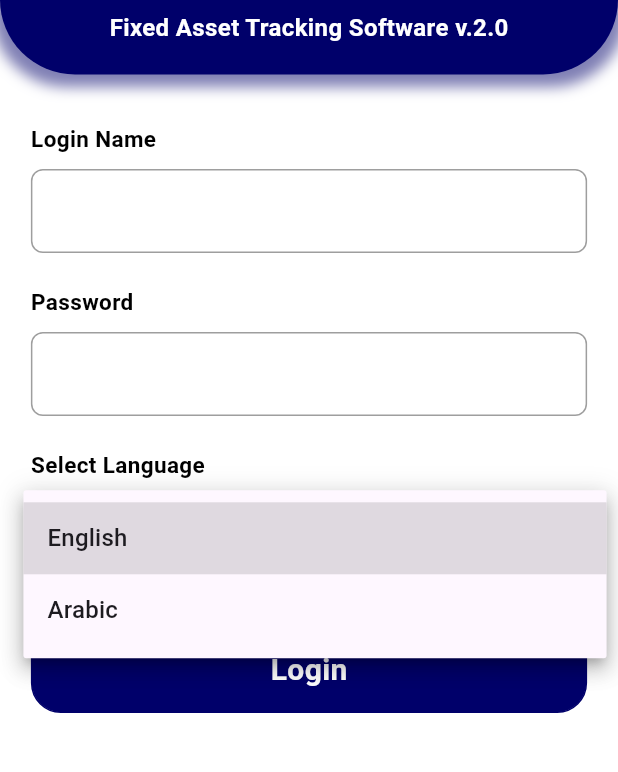
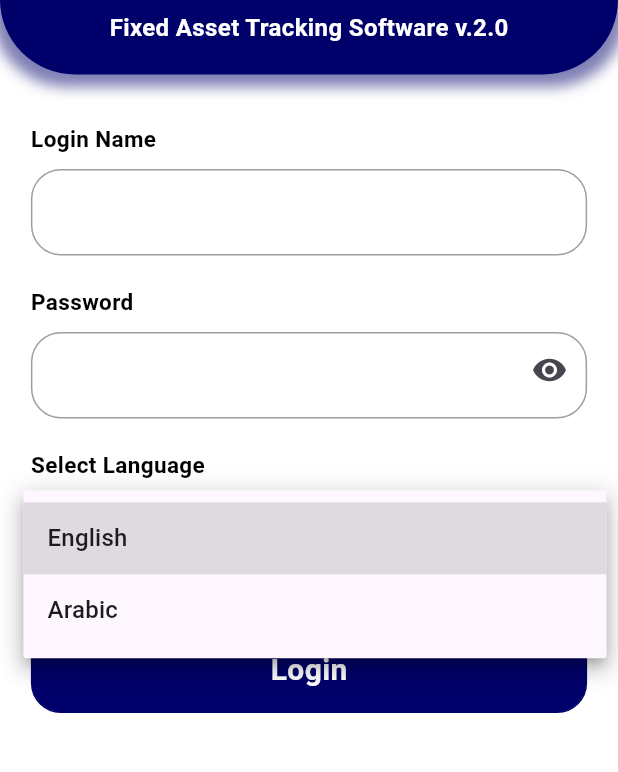
Before and after one commit to faysalzaman/FATS_Nartec, a Flutter app: the screen it shows after launch, after a tap on "English", on a phone screen of 412 x 824 dp, the part 251-1023 px from its top. Run offline on Flutter 3.47's test engine with Material 3 defaults, Android fonts, the light colour scheme and no system bars; our stand-ins replace barcode_widget, dropdown_search, get, image_picker, pdf, printing and 1 more; network calls fail.

```diff
--- a/lib/constants.dart
+++ b/lib/constants.dart
@@ -13,7 +13,11 @@ class Constant {
       context: context,
       builder: (context) {
         return const Center(
-          child: CircularProgressIndicator(color: Color(0xFF00006A)),
+          child: CircularProgressIndicator(
+            color: Color(0xFF00006A),
+            strokeWidth: 10,
+            strokeCap: StrokeCap.round,
+          ),
         );
       },
     );
--- a/lib/main.dart
+++ b/lib/main.dart
@@ -1,7 +1,6 @@
+import 'package:fats_client/screens/splash_screen.dart';
 import 'package:flutter/material.dart';
 import 'package:get/get.dart';
-
-import 'screens/login_screen.dart';
 
 void main() {
   runApp(const MyApp());
@@ -24,7 +23,7 @@ class MyApp extends StatelessWidget {
           ),
         ),
       ),
-      home: LoginScreen(),
+      home: SplashScreen(),
     );
   }
 }
--- a/lib/screens/login_screen.dart
+++ b/lib/screens/login_screen.dart
@@ -8,7 +8,6 @@ import 'package:shared_preferences/shared_preferences.dart';
 
 import '../constants.dart';
 import '../widgets/button_widget.dart';
-import '../widgets/text_form_field_widget.dart';
 import 'home_screen.dart';
 
 class LoginScreen extends StatefulWidget {
@@ -21,6 +20,7 @@ class LoginScreen extends StatefulWidget {
 class _LoginScreenState extends State<LoginScreen> {
   final TextEditingController _emailController = TextEditingController();
   final TextEditingController _passwordController = TextEditingController();
+  bool _obscureText = true;
 
   String languageValue = "English";
   var languageList = [
@@ -119,10 +119,25 @@ class _LoginScreenState extends State<LoginScreen> {
                       ),
                     ),
                     const SizedBox(height: 10),
-                    TextFormFieldWidget(
+                    Container(
                       width: MediaQuery.of(context).size.width * 0.9,
                       height: MediaQuery.of(context).size.height * 0.07,
-                      controller: _emailController,
+                      decoration: BoxDecoration(
+                        border: Border.all(
+                          color: Colors.grey,
+                        ),
+                        borderRadius: BorderRadius.circular(20),
+                      ),
+                      child: TextField(
+                        controller: _emailController,
+                        decoration: InputDecoration(
+                          contentPadding: const EdgeInsets.symmetric(
+                            horizontal: 10,
+                            vertical: 10,
+                          ),
+                          border: InputBorder.none,
+                        ),
+                      ),
                     ),
                   ],
                 ),
@@ -139,10 +154,38 @@ class _LoginScreenState extends State<LoginScreen> {
                       ),
                     ),
                     const SizedBox(height: 10),
-                    TextFormFieldWidget(
-                      controller: _passwordController,
+                    Container(
                       width: MediaQuery.of(context).size.width * 0.9,
                       height: MediaQuery.of(context).size.height * 0.07,
+                      decoration: BoxDecoration(
+                        border: Border.all(
+                          color: Colors.grey,
+                        ),
+                        borderRadius: BorderRadius.circular(20),
+                      ),
+                      child: TextField(
+                        controller: _passwordController,
+                        decoration: InputDecoration(
+                          contentPadding: const EdgeInsets.symmetric(
+                            horizontal: 10,
+                            vertical: 10,
+                          ),
+                          border: InputBorder.none,
+                          suffixIcon: IconButton(
+                            icon: Icon(
+                              _obscureText
+                                  ? Icons.visibility
+                                  : Icons.visibility_off,
+                            ),
+                            onPressed: () {
+                              setState(() {
+                                _obscureText = !_obscureText;
+                              });
+                            },
+                          ),
+                        ),
+                        obscureText: _obscureText,
+                      ),
                     ),
                   ],
                 ),
--- /dev/null
+++ b/lib/screens/splash_screen.dart
@@ -0,0 +1,55 @@
+import 'package:fats_client/screens/login_screen.dart';
+import 'package:flutter/material.dart';
+
+class SplashScreen extends StatefulWidget {
+  const SplashScreen({super.key});
+
+  @override
+  State<SplashScreen> createState() => _SplashScreenState();
+}
+
+class _SplashScreenState extends State<SplashScreen> {
+  @override
+  void initState() {
+    super.initState();
+    Future.delayed(
+      const Duration(seconds: 5),
+      () {
+        Navigator.pushReplacement(
+          context,
+          MaterialPageRoute(
+            builder: (context) => const LoginScreen(),
+          ),
+        );
+      },
+    );
+  }
+
+  @override
+  Widget build(BuildContext context) {
+    return Scaffold(
+      backgroundColor: Colors.white,
+      body: Center(
+        child: Column(
+          mainAxisAlignment: MainAxisAlignment.center,
+          children: [
+            Container(
+              padding: const EdgeInsets.all(8.0),
+              child: Image.asset(
+                'assets/logo/app_icon.png',
+                width: double.infinity,
+                fit: BoxFit.cover,
+              ),
+            ),
+            const CircularProgressIndicator(
+              color: Colors.blue,
+              backgroundColor: Colors.white,
+              strokeWidth: 10,
+              strokeCap: StrokeCap.round,
+            ),
+          ],
+        ),
+      ),
+    );
+  }
+}
```
Also changed, not shown: lib/Services/AssetVarification/SaveTag.dart (+10 -0 lines), lib/screens/AssetVarification/asset_tag_information.dart (+8 -5 lines), lib/screens/VarifiedAsset/varified_asset_screen.dart (+6 -2 lines).
